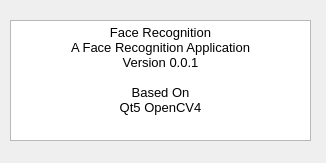
Qt form src/ui/aboutFaceRecognition.ui (cycleke/FaceRecognition) before a commit.
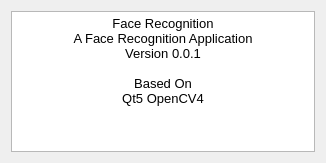
The same form after that commit.

Commit message: Finished Add Faces buttom

The edit to the form file:
```diff
--- a/src/ui/aboutFaceRecognition.ui
+++ b/src/ui/aboutFaceRecognition.ui
@@ -13,15 +13,9 @@
   <property name="windowTitle">
    <string>About Face Recognition</string>
   </property>
+  <layout class="QVBoxLayout" name="verticalLayout">
+   <item>
   <widget class="QTextBrowser" name="textBrowser_2">
-   <property name="geometry">
-    <rect>
-     <x>10</x>
-     <y>20</y>
-     <width>301</width>
-     <height>121</height>
-    </rect>
-   </property>
    <property name="font">
     <font>
      <weight>50</weight>
@@ -39,15 +33,17 @@
     <string>&lt;!DOCTYPE HTML PUBLIC &quot;-//W3C//DTD HTML 4.0//EN&quot; &quot;http://www.w3.org/TR/REC-html40/strict.dtd&quot;&gt;
 &lt;html&gt;&lt;head&gt;&lt;meta name=&quot;qrichtext&quot; content=&quot;1&quot; /&gt;&lt;style type=&quot;text/css&quot;&gt;
 p, li { white-space: pre-wrap; }
-&lt;/style&gt;&lt;/head&gt;&lt;body style=&quot; font-family:'WenQuanYi Micro Hei'; font-size:9pt; font-weight:400; font-style:normal;&quot;&gt;
-&lt;p align=&quot;center&quot; style=&quot; margin-top:0px; margin-bottom:0px; margin-left:0px; margin-right:0px; -qt-block-indent:0; text-indent:0px;&quot;&gt;&lt;span style=&quot; font-family:'GoMono Nerd Font Mono'; font-size:10pt;&quot;&gt;Face Recognition&lt;/span&gt;&lt;/p&gt;
-&lt;p align=&quot;center&quot; style=&quot; margin-top:0px; margin-bottom:0px; margin-left:0px; margin-right:0px; -qt-block-indent:0; text-indent:0px;&quot;&gt;&lt;span style=&quot; font-family:'GoMono Nerd Font Mono'; font-size:10pt;&quot;&gt;A Face Recognition Application&lt;/span&gt;&lt;/p&gt;
-&lt;p align=&quot;center&quot; style=&quot; margin-top:0px; margin-bottom:0px; margin-left:0px; margin-right:0px; -qt-block-indent:0; text-indent:0px;&quot;&gt;&lt;span style=&quot; font-family:'GoMono Nerd Font Mono'; font-size:10pt;&quot;&gt;Version 0.0.1&lt;/span&gt;&lt;/p&gt;
-&lt;p align=&quot;center&quot; style=&quot;-qt-paragraph-type:empty; margin-top:0px; margin-bottom:0px; margin-left:0px; margin-right:0px; -qt-block-indent:0; text-indent:0px; font-family:'GoMono Nerd Font Mono'; font-size:10pt;&quot;&gt;&lt;br /&gt;&lt;/p&gt;
-&lt;p align=&quot;center&quot; style=&quot; margin-top:0px; margin-bottom:0px; margin-left:0px; margin-right:0px; -qt-block-indent:0; text-indent:0px;&quot;&gt;&lt;span style=&quot; font-family:'GoMono Nerd Font Mono'; font-size:10pt;&quot;&gt;Based On&lt;/span&gt;&lt;/p&gt;
-&lt;p align=&quot;center&quot; style=&quot; margin-top:0px; margin-bottom:0px; margin-left:0px; margin-right:0px; -qt-block-indent:0; text-indent:0px;&quot;&gt;&lt;span style=&quot; font-family:'GoMono Nerd Font Mono'; font-size:10pt;&quot;&gt;Qt5 OpenCV4&lt;/span&gt;&lt;/p&gt;&lt;/body&gt;&lt;/html&gt;</string>
-   </property>
-  </widget>
+&lt;/style&gt;&lt;/head&gt;&lt;body style=&quot; font-family:'Noto Sans'; font-size:10pt; font-weight:400; font-style:normal;&quot;&gt;
+&lt;p align=&quot;center&quot; style=&quot; margin-top:0px; margin-bottom:0px; margin-left:0px; margin-right:0px; -qt-block-indent:0; text-indent:0px;&quot;&gt;&lt;span style=&quot; font-family:'GoMono Nerd Font Mono';&quot;&gt;Face Recognition&lt;/span&gt;&lt;/p&gt;
+&lt;p align=&quot;center&quot; style=&quot; margin-top:0px; margin-bottom:0px; margin-left:0px; margin-right:0px; -qt-block-indent:0; text-indent:0px;&quot;&gt;&lt;span style=&quot; font-family:'GoMono Nerd Font Mono';&quot;&gt;A Face Recognition Application&lt;/span&gt;&lt;/p&gt;
+&lt;p align=&quot;center&quot; style=&quot; margin-top:0px; margin-bottom:0px; margin-left:0px; margin-right:0px; -qt-block-indent:0; text-indent:0px;&quot;&gt;&lt;span style=&quot; font-family:'GoMono Nerd Font Mono';&quot;&gt;Version 0.0.1&lt;/span&gt;&lt;/p&gt;
+&lt;p align=&quot;center&quot; style=&quot;-qt-paragraph-type:empty; margin-top:0px; margin-bottom:0px; margin-left:0px; margin-right:0px; -qt-block-indent:0; text-indent:0px; font-family:'GoMono Nerd Font Mono';&quot;&gt;&lt;br /&gt;&lt;/p&gt;
+&lt;p align=&quot;center&quot; style=&quot; margin-top:0px; margin-bottom:0px; margin-left:0px; margin-right:0px; -qt-block-indent:0; text-indent:0px;&quot;&gt;&lt;span style=&quot; font-family:'GoMono Nerd Font Mono';&quot;&gt;Based On&lt;/span&gt;&lt;/p&gt;
+&lt;p align=&quot;center&quot; style=&quot; margin-top:0px; margin-bottom:0px; margin-left:0px; margin-right:0px; -qt-block-indent:0; text-indent:0px;&quot;&gt;&lt;span style=&quot; font-family:'GoMono Nerd Font Mono';&quot;&gt;Qt5 OpenCV4&lt;/span&gt;&lt;/p&gt;&lt;/body&gt;&lt;/html&gt;</string>
+     </property>
+    </widget>
+   </item>
+  </layout>
  </widget>
  <resources/>
  <connections/>
```
Lines whose indentation alone changed are shown as unchanged. The commit also changes 9 other files.
